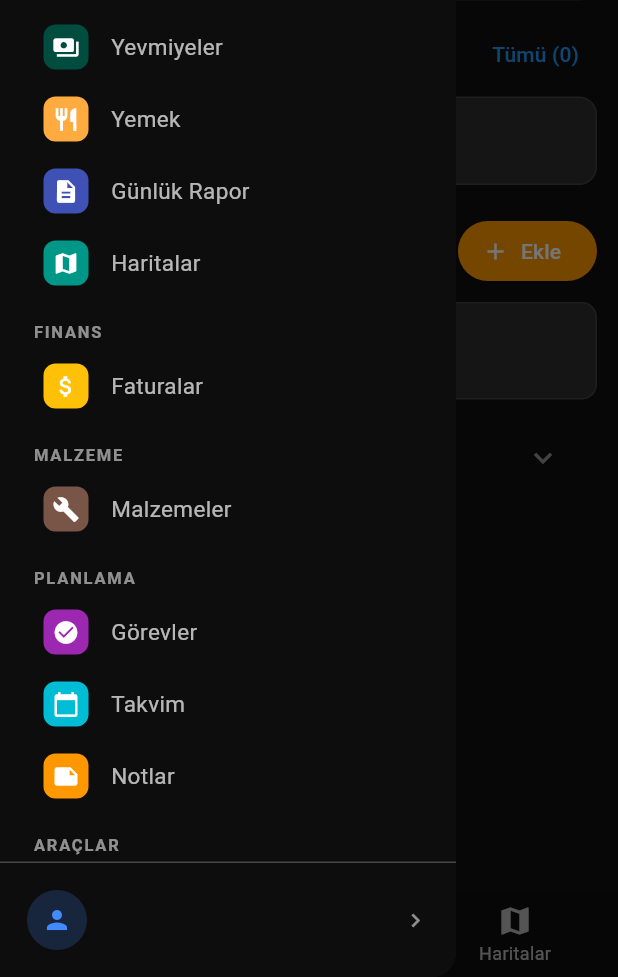
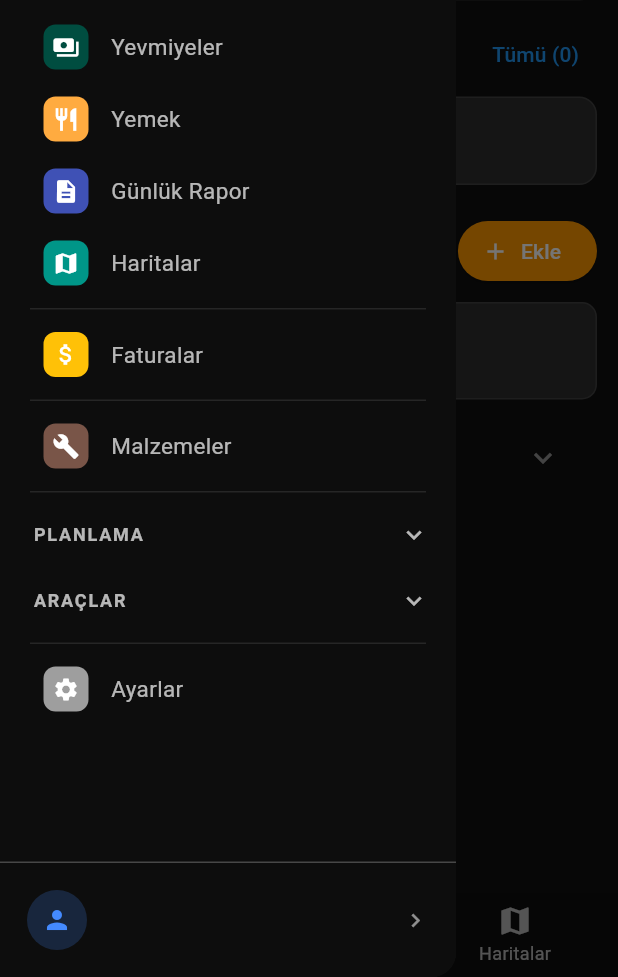
Before and after one commit to barisgonul16/santiyepro, a Flutter app: the screen it shows once a user with an empty profile is signed in, with the side drawer open, on a phone screen of 412 x 824 dp, the part 259-1236 px from its top. Run offline on Flutter 3.47's test engine with Material 3 defaults, Android fonts, the phone set to English and light mode, and no system bars; our stand-ins replace cached_network_image, cloud_firestore, file_picker, firebase_auth, firebase_core, flutter_local_notifications and 10 more; missing offline and left inert: device_calendar, excel, google_sign_in_all_platforms; accounts and stored records are empty.

Commit message:
Yan menu: Planlama ve Araclar acilir kapanir grup; Faturalar ve Malzemeler basliksiz
Gruplar baslangicta kapali; acik sayfa grubun icindeyse acik gelir.

Co-Authored-By: Claude Opus 5.5 <noreply@anthropic.com>

```diff
--- a/lib/main.dart
+++ b/lib/main.dart
@@ -1162,22 +1162,39 @@ class _MainScreenState extends State<MainScreen> {
   // Yan menüdeki görünüm sırası. _menuItems'taki sıra DEĞİŞTİRİLMEMELİ:
   // indeksler sayfa kimliği olarak kullanılıyor ve kullanıcının seçtiği alt
   // menü kısayolları (bottomNavIndexes) bu indekslerle kayıtlı.
-  // int = sayfa, String = grup başlığı, null = ince ayraç.
+  // int = sayfa, String = grup başlığı, _MenuGrubu = açılır kapanır grup,
+  // null = ince ayraç.
   static const List<Object?> _menuSirasi = [
     0, // Ana Sayfa
     'Şantiye',
     1, 2, 8, 13, 12, // Projeler, Yevmiyeler, Yemek, Günlük Rapor, Haritalar
-    'Finans',
+    null,
     7, // Faturalar
-    'Malzeme',
+    null,
     9, // Malzemeler
-    'Planlama',
-    3, 6, 4, // Görevler, Takvim, Notlar
-    'Araçlar',
-    5, 11, 10, // Pratik Bilgiler, Pomodoro, Eskizler
+    null,
+    _MenuGrubu('Planlama', [3, 6, 4]), // Görevler, Takvim, Notlar
+    _MenuGrubu('Araçlar', [5, 11, 10]), // Pratik Bilgiler, Pomodoro, Eskizler
     null,
     14, // Ayarlar
   ];
+
+  // Kullanıcının açıp kapattığı gruplar. Kayıt yoksa grup, açık sayfa
+  // içindeyse açık, değilse kapalı gelir.
+  final Map<String, bool> _grupAcik = {};
+
+  bool _grupAcikMi(_MenuGrubu g) =>
+      _grupAcik[g.baslik] ?? g.sayfalar.contains(_selectedIndex);
+
+  /// Kapalı grupların sayfaları çıkarılmış, ekranda gösterilecek satırlar.
+  List<Object?> get _menuSatirlari => [
+        for (final girdi in _menuSirasi)
+          if (girdi is _MenuGrubu) ...[
+            girdi,
+            if (_grupAcikMi(girdi)) ...girdi.sayfalar,
+          ] else
+            girdi,
+      ];
 
   Widget _getPage(int index) {
     switch (index) {
@@ -1345,9 +1362,38 @@ class _MainScreenState extends State<MainScreen> {
 
           Expanded(
             child: ListView.builder(
-              itemCount: _menuSirasi.length,
+              itemCount: _menuSatirlari.length,
               itemBuilder: (context, sira) {
-                final girdi = _menuSirasi[sira];
+                final girdi = _menuSatirlari[sira];
+                if (girdi is _MenuGrubu) {
+                  final acik = _grupAcikMi(girdi);
+                  return InkWell(
+                    onTap: () => setState(() => _grupAcik[girdi.baslik] = !acik),
+                    child: Padding(
+                      padding: EdgeInsets.fromLTRB(22, isDrawer ? 12 : 8, 18, isDrawer ? 12 : 8),
+                      child: Row(
+                        children: [
+                          Expanded(
+                            child: Text(
+                              girdi.baslik.toUpperCase(),
+                              style: TextStyle(
+                                color: ThemeColors.textSecondary(context),
+                                fontSize: 12,
+                                fontWeight: FontWeight.bold,
+                                letterSpacing: 1.2,
+                              ),
+                            ),
+                          ),
+                          Icon(
+                            acik ? Icons.expand_less : Icons.expand_more,
+                            size: 20,
+                            color: ThemeColors.textSecondary(context),
+                          ),
+                        ],
+                      ),
+                    ),
+                  );
+                }
                 if (girdi == null) {
                   return Divider(
                     height: 13,
@@ -1560,3 +1606,10 @@ class _MainScreenState extends State<MainScreen> {
     );
   }
 }
+
+/// Yan menüde açılıp kapanabilen sayfa grubu.
+class _MenuGrubu {
+  final String baslik;
+  final List<int> sayfalar;
+  const _MenuGrubu(this.baslik, this.sayfalar);
+}
```
